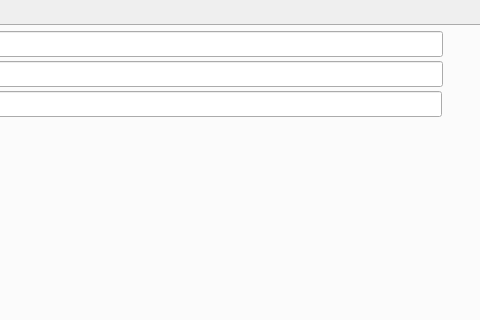
Before: the Qt Designer form ui/options_frm.ui in Sebastux/AmaPy, drawn with Qt 5; both pictures show x 320 to 800 and y 0 to 320 of the 800 by 594 pixel window.
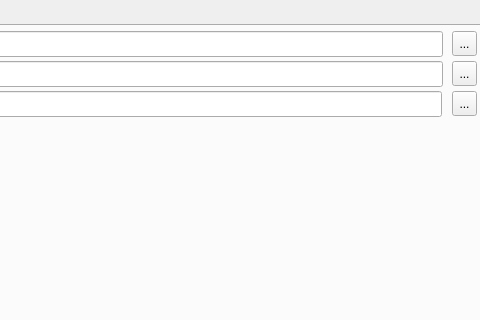
After: the same form once the commit is applied. Icons and pictures are not drawn.

Commit message: Ajout de toolbouton et de noms

```diff
--- a/ui/options_frm.ui
+++ b/ui/options_frm.ui
@@ -179,6 +179,45 @@
        <bool>true</bool>
       </property>
      </widget>
+     <widget class="QToolButton" name="tbn_bdd">
+      <property name="geometry">
+       <rect>
+        <x>770</x>
+        <y>5</y>
+        <width>25</width>
+        <height>25</height>
+       </rect>
+      </property>
+      <property name="text">
+       <string>...</string>
+      </property>
+     </widget>
+     <widget class="QToolButton" name="tbtn_export">
+      <property name="geometry">
+       <rect>
+        <x>770</x>
+        <y>35</y>
+        <width>25</width>
+        <height>25</height>
+       </rect>
+      </property>
+      <property name="text">
+       <string>...</string>
+      </property>
+     </widget>
+     <widget class="QToolButton" name="tbtn_images">
+      <property name="geometry">
+       <rect>
+        <x>770</x>
+        <y>65</y>
+        <width>25</width>
+        <height>25</height>
+       </rect>
+      </property>
+      <property name="text">
+       <string>...</string>
+      </property>
+     </widget>
     </widget>
     <widget class="QWidget" name="tab_reseau">
      <attribute name="title">
```
Left out of the diff: 24 changed lines with no effect on the pictures.
